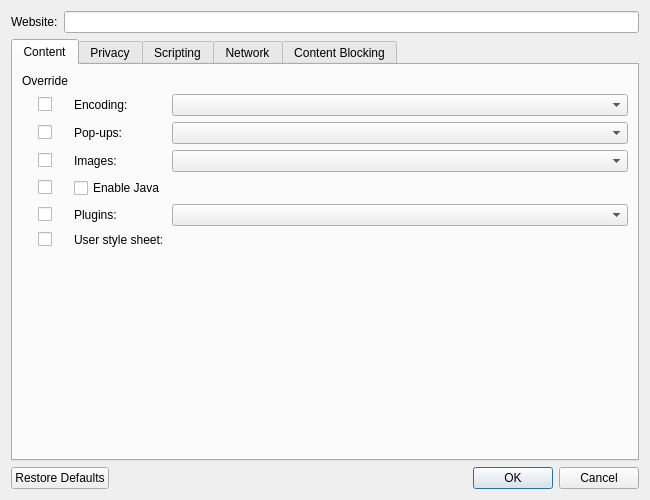
Above: src/ui/WebsitePreferencesDialog.ui from OtterBrowser/otter-browser before the change. Below: the same form after it.
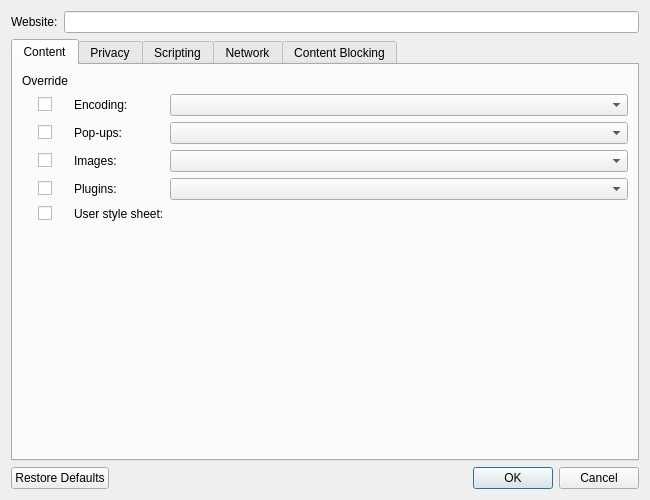
That is the form after the change. Custom widgets are drawn as their Qt base class.

Commit message: Remove separate option to enable Java and treat it like other NPAPI plugins

```diff
--- a/src/ui/WebsitePreferencesDialog.ui
+++ b/src/ui/WebsitePreferencesDialog.ui
@@ -43,10 +43,13 @@
       <attribute name="title">
        <string>Content</string>
       </attribute>
-      <layout class="QGridLayout" name="contentLayout" columnminimumwidth="0,1,1">
+      <layout class="QGridLayout" name="contentLayout">
        <item row="1" column="2">
         <widget class="QComboBox" name="encodingComboBox"/>
        </item>
+       <item row="4" column="2">
+        <widget class="QComboBox" name="enablePluginsComboBox"/>
+       </item>
        <item row="0" column="0">
         <widget class="QLabel" name="contentOverrideLabel">
          <property name="text">
@@ -54,6 +57,9 @@
          </property>
         </widget>
        </item>
+       <item row="5" column="2">
+        <widget class="Otter::FilePathWidget" name="userStyleSheetFilePathWidget" native="true"/>
+       </item>
        <item row="2" column="0" alignment="Qt::AlignHCenter">
         <widget class="QCheckBox" name="popupsPolicyOverrideCheckBox">
          <property name="text">
@@ -61,29 +67,23 @@
          </property>
         </widget>
        </item>
-       <item row="6" column="0" alignment="Qt::AlignHCenter">
+       <item row="4" column="1">
+        <widget class="QLabel" name="enablePluginsLabel">
+         <property name="text">
+          <string>Plugins:</string>
+         </property>
+         <property name="buddy">
+          <cstring>enablePluginsComboBox</cstring>
+         </property>
+        </widget>
+       </item>
+       <item row="5" column="0" alignment="Qt::AlignHCenter">
         <widget class="QCheckBox" name="userStyleSheetOverrideCheckBox">
          <property name="text">
           <string/>
          </property>
         </widget>
        </item>
-       <item row="5" column="2">
-        <widget class="QComboBox" name="enablePluginsComboBox"/>
-       </item>
-       <item row="2" column="2">
-        <widget class="QComboBox" name="popupsPolicyComboBox"/>
-       </item>
-       <item row="4" column="0" alignment="Qt::AlignHCenter">
-        <widget class="QCheckBox" name="enableJavaOverrideCheckBox">
-         <property name="text">
-          <string/>
-         </property>
-        </widget>
-       </item>
-       <item row="6" column="2">
-        <widget class="Otter::FilePathWidget" name="userStyleSheetFilePathWidget" native="true"/>
-       </item>
        <item row="1" column="1">
         <widget class="QLabel" name="encodingLabel">
          <property name="text">
@@ -94,62 +94,40 @@
          </property>
         </widget>
        </item>
-       <item row="6" column="1">
+       <item row="4" column="0" alignment="Qt::AlignHCenter">
+        <widget class="QCheckBox" name="enablePluginsOverrideCheckBox">
+         <property name="text">
+          <string/>
+         </property>
+        </widget>
+       </item>
+       <item row="2" column="2">
+        <widget class="QComboBox" name="popupsPolicyComboBox"/>
+       </item>
+       <item row="5" column="1">
         <widget class="QLabel" name="userStyleSheetLabel">
          <property name="text">
           <string>User style sheet:</string>
          </property>
         </widget>
        </item>
-       <item row="5" column="1">
-        <widget class="QLabel" name="enablePluginsLabel">
-         <property name="text">
-          <string>Plugins:</string>
-         </property>
-         <property name="buddy">
-          <cstring>enablePluginsComboBox</cstring>
-         </property>
-        </widget>
-       </item>
-       <item row="2" column="1">
-        <widget class="QLabel" name="popupsPolicyLabel">
-         <property name="text">
-          <string>Pop-ups:</string>
-         </property>
-         <property name="buddy">
-          <cstring>popupsPolicyComboBox</cstring>
-         </property>
-        </widget>
-       </item>
-       <item row="3" column="0" alignment="Qt::AlignHCenter">
-        <widget class="QCheckBox" name="enableImagesOverrideCheckBox">
-         <property name="text">
-          <string/>
-         </property>
-        </widget>
-       </item>
-       <item row="1" column="0" alignment="Qt::AlignHCenter">
-        <widget class="QCheckBox" name="encodingOverrideCheckBox">
-         <property name="text">
-          <string/>
-         </property>
-        </widget>
-       </item>
-       <item row="5" column="0" alignment="Qt::AlignHCenter">
-        <widget class="QCheckBox" name="enablePluginsOverrideCheckBox">
-         <property name="text">
-          <string/>
-         </property>
-        </widget>
-       </item>
-       <item row="4" column="1">
-        <widget class="QCheckBox" name="enableJavaCheckBox">
-         <property name="text">
-          <string>Enable Java</string>
-         </property>
-        </widget>
+       <item row="3" column="2">
+        <widget class="QComboBox" name="enableImagesComboBox"/>
        </item>
        <item row="7" column="2">
+        <spacer name="contentHorizontalSpacer">
+         <property name="orientation">
+          <enum>Qt::Horizontal</enum>
+         </property>
+         <property name="sizeHint" stdset="0">
+          <size>
+           <width>40</width>
+           <height>0</height>
+          </size>
+         </property>
+        </spacer>
+       </item>
+       <item row="6" column="2">
         <spacer name="contentSpacer">
          <property name="orientation">
           <enum>Qt::Vertical</enum>
@@ -162,18 +140,12 @@
          </property>
         </spacer>
        </item>
-       <item row="8" column="2">
-        <spacer name="contentHorizontalSpacer">
-         <property name="orientation">
-          <enum>Qt::Horizontal</enum>
+       <item row="1" column="0" alignment="Qt::AlignHCenter">
+        <widget class="QCheckBox" name="encodingOverrideCheckBox">
+         <property name="text">
+          <string/>
          </property>
-         <property name="sizeHint" stdset="0">
-          <size>
-           <width>40</width>
-           <height>0</height>
-          </size>
-         </property>
-        </spacer>
+        </widget>
        </item>
        <item row="3" column="1">
         <widget class="QLabel" name="enableImagesLabel">
@@ -185,8 +157,22 @@
          </property>
         </widget>
        </item>
-       <item row="3" column="2">
-        <widget class="QComboBox" name="enableImagesComboBox"/>
+       <item row="3" column="0" alignment="Qt::AlignHCenter">
+        <widget class="QCheckBox" name="enableImagesOverrideCheckBox">
+         <property name="text">
+          <string/>
+         </property>
+        </widget>
+       </item>
+       <item row="2" column="1">
+        <widget class="QLabel" name="popupsPolicyLabel">
+         <property name="text">
+          <string>Pop-ups:</string>
+         </property>
+         <property name="buddy">
+          <cstring>popupsPolicyComboBox</cstring>
+         </property>
+        </widget>
        </item>
       </layout>
      </widget>
```
Left out of the diff: 2 changed lines with no effect on the pictures. The commit also changes 11 other files.
